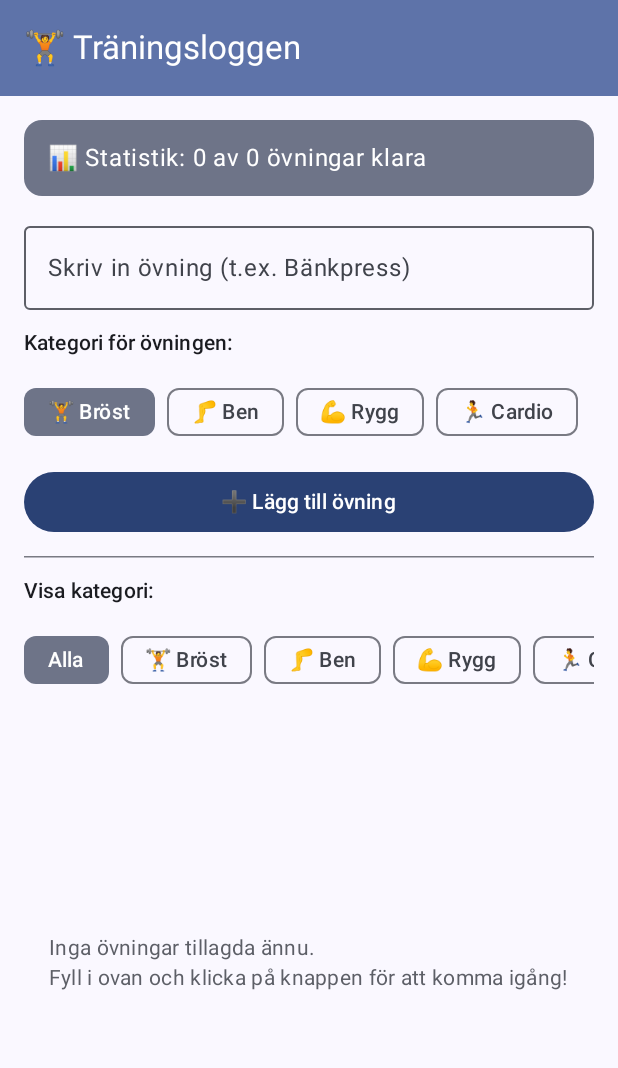
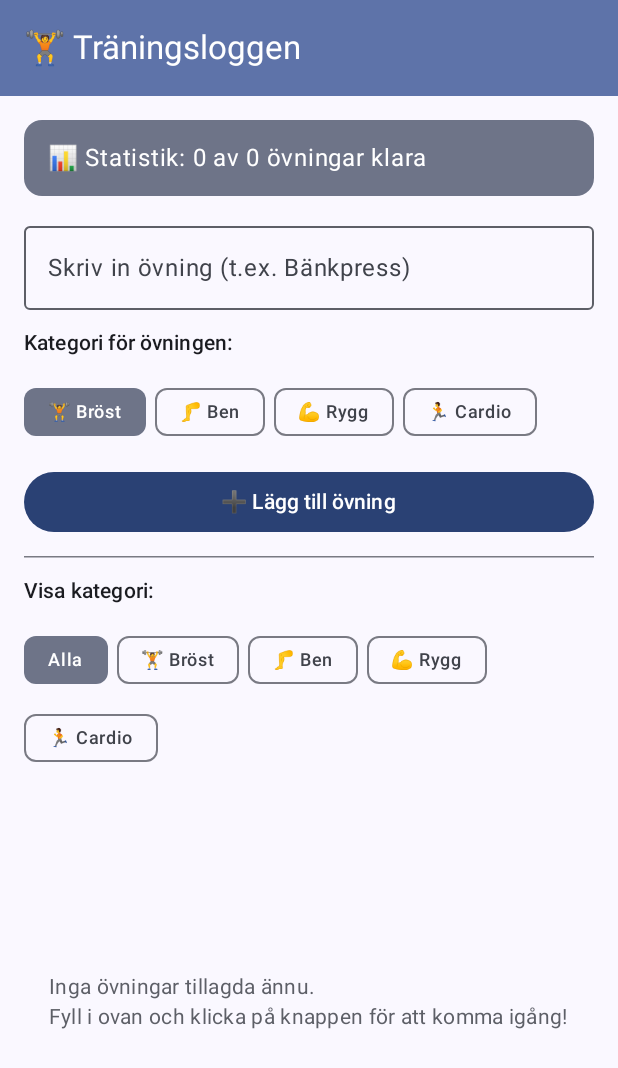
Before and after one commit to JonnyDicander/traningsloggen, an Android app built with Jetpack Compose: the screen it shows after launch (MainActivity), on a phone screen of 412 x 824 dp. Shown: the top 1068 px of the screen. Run offline under Robolectric (Android 15) with nearby library versions, the phone set to English and light mode, and no system bars.

Commit message:
Justerat filterraden så alla kategorier syns utan att kapas
Justerat filterraden så att alla kategorier syns med emojis utan att kapas

```diff
--- a/app/src/main/java/com/example/traningsloggen/MainActivity.kt
+++ b/app/src/main/java/com/example/traningsloggen/MainActivity.kt
@@ -126,14 +126,21 @@ fun WorkoutScreen(viewModel: WorkoutViewModel) {
             )
             LazyRow(
                 modifier = Modifier.fillMaxWidth(),
-                horizontalArrangement = Arrangement.spacedBy(8.dp)
+                horizontalArrangement = Arrangement.spacedBy(6.dp)
             ) {
                 val categories = listOf("Bröst", "Ben", "Rygg", "Cardio")
                 items(categories) { category ->
                     FilterChip(
                         selected = state.inputCategory == category,
                         onClick = { viewModel.updateInputCategory(category) },
-                        label = { Text("${categoryEmoji(category)} $category") }
+                        label = {
+                            Text(
+                                text = "${categoryEmoji(category)} $category",
+                                maxLines = 1,
+                                softWrap = false,
+                                style = MaterialTheme.typography.labelMedium
+                            )
+                        }
                     )
                 }
             }
@@ -158,11 +165,12 @@ fun WorkoutScreen(viewModel: WorkoutViewModel) {
                 text = "Visa kategori:",
                 style = MaterialTheme.typography.labelLarge
             )
-            LazyRow(
+            FlowRow(
                 modifier = Modifier.fillMaxWidth(),
-                horizontalArrangement = Arrangement.spacedBy(8.dp)
+                horizontalArrangement = Arrangement.spacedBy(6.dp),
+                verticalArrangement = Arrangement.spacedBy(4.dp)
             ) {
-                items(filterOptions) { option ->
+                filterOptions.forEach { option ->
                     val isSelected = if (option == "Alla") {
                         state.selectedCategoryFilter == null
                     } else {
@@ -180,7 +188,14 @@ fun WorkoutScreen(viewModel: WorkoutViewModel) {
                         onClick = {
                             viewModel.updateCategoryFilter(if (option == "Alla") null else option)
                         },
-                        label = { Text(labelText) }
+                        label = {
+                            Text(
+                                text = labelText,
+                                maxLines = 1,
+                                softWrap = false,
+                                style = MaterialTheme.typography.labelMedium
+                            )
+                        }
                     )
                 }
             }
```
Also changed, not shown: 1 other file.
